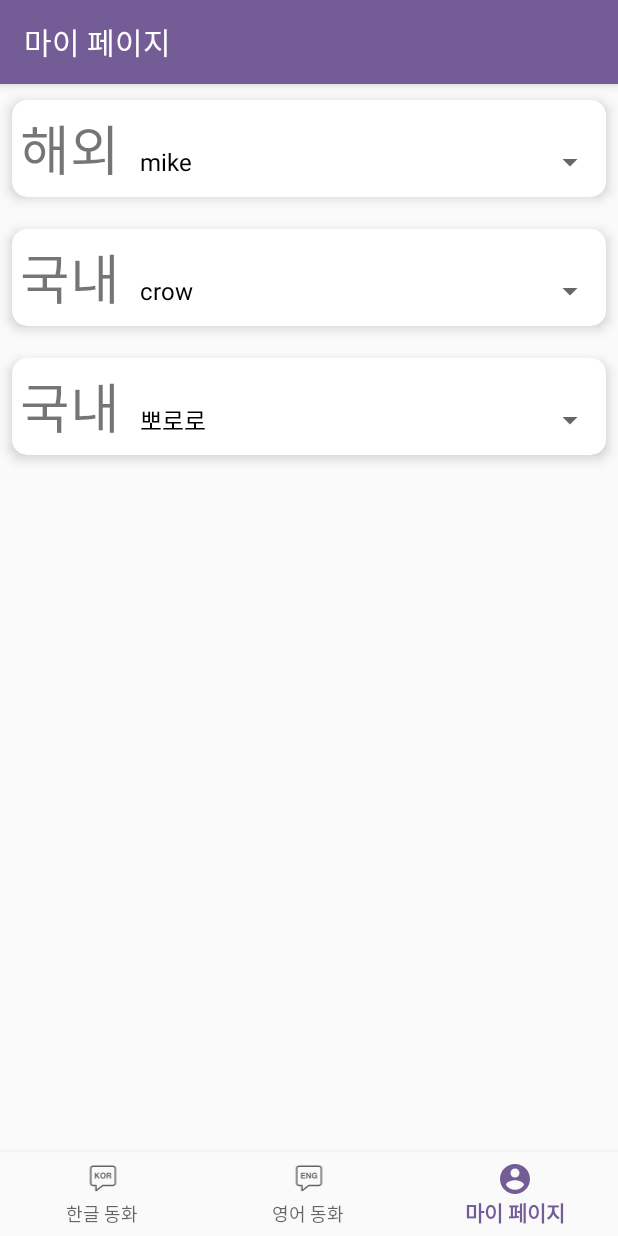
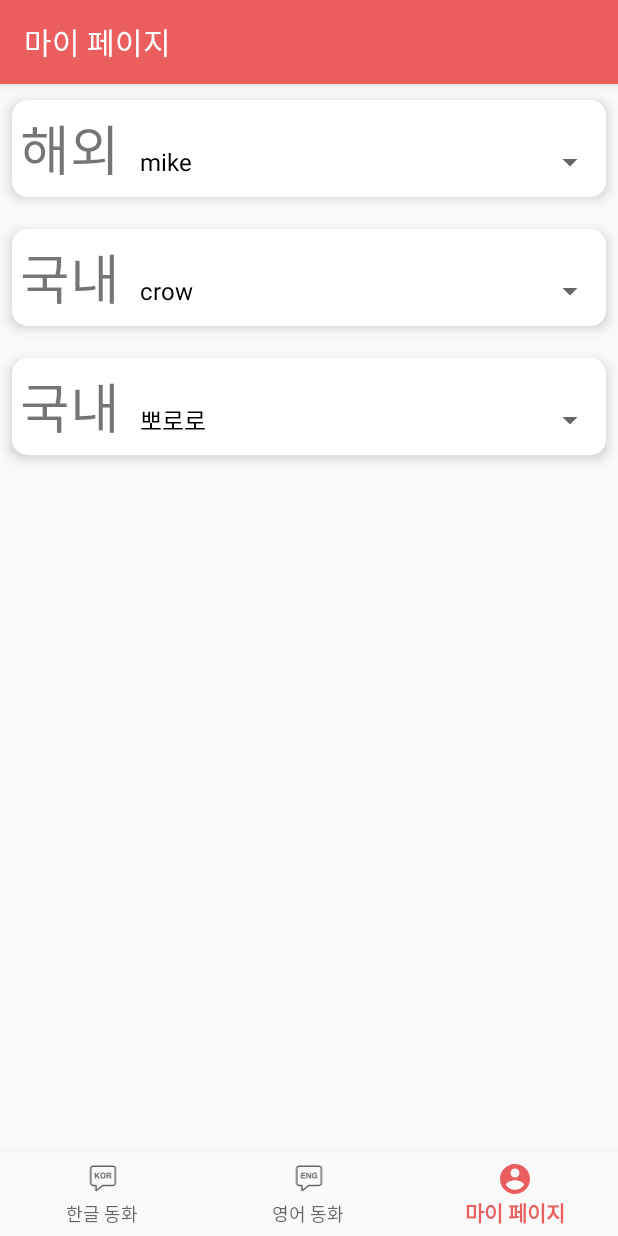
Before and after one commit to teetee6/P_project_code, an Android app: the screen it shows after launch (MainActivity), item 3 of the bottom bar chosen, on a phone screen of 412 x 824 dp. Run offline under Robolectric (Android 15) with nearby library versions, the phone set to English and light mode, and no system bars; our stand-ins replace navigation-ui; 1 statement that could not run was skipped.

Commit message:
change color set and setting loading page

```diff
--- a/app/src/main/java/org/techtown/myapplication/BookAdapter.java
+++ b/app/src/main/java/org/techtown/myapplication/BookAdapter.java
@@ -68,7 +68,7 @@ public class BookAdapter extends RecyclerView.Adapter<BookAdapter.ViewHolder> {
     static MediaPlayer player;
     static HashMap<String, String> serverData;
     static HashMap<String, String>[] serverDatas;
-    static String mood;
+    static String mood, lang;
     static String[] bookData, moodData;
     static boolean complete = false;
     static String tempName;
@@ -84,6 +84,7 @@ public class BookAdapter extends RecyclerView.Adapter<BookAdapter.ViewHolder> {
         List<BookItem> BookList;
         BookList = new ArrayList<BookItem>();
         try {
+            this.lang = lang;
             ViewHolder.CustomTask3 customTask3 = new ViewHolder.CustomTask3();
             serverDatas = customTask3.execute(lang).get();
             for (int i = 0; i < serverDatas.length; i++) {
@@ -229,14 +230,13 @@ public class BookAdapter extends RecyclerView.Adapter<BookAdapter.ViewHolder> {
 
                         try {
                             CustomTask customtask = new CustomTask();
-                            serverData = customtask.execute(mBookTempArray.get(position).getTitle_server()).get();
+                            String tempName = mBookTempArray.get(position).getTitle_server();
+                            serverData = customtask.execute(tempName).get();
                             bookData = (serverData.get("data")).split("\\$");
                             moodData = new String[bookData.length];
 
                             if (Environment.getExternalStorageState().equals(Environment.MEDIA_MOUNTED)) {
                                 try {
-                                    String tempName = "rabbit";//TODO: get this programmatically
-
                                     File dir = new File(Environment.getExternalStorageDirectory() + "/TTS/" + tempName);
                                     if (!dir.exists()) {
                                         dir.mkdirs();
@@ -271,7 +271,7 @@ public class BookAdapter extends RecyclerView.Adapter<BookAdapter.ViewHolder> {
                     } else {
                         btnDown.setBackgroundResource(R.mipmap.ic_action_file_download);
                         down = false;
-                        File dir = new File(Environment.getExternalStorageDirectory() + "/TTS/" + "rabbit");//TODO: get this from bookItem
+                        File dir = new File(Environment.getExternalStorageDirectory() + "/TTS/" + tempName);
                         if (dir.isDirectory()) {
                             String[] children = dir.list();
                             for (int i = 0; i < children.length; i++) {
@@ -520,7 +520,7 @@ public class BookAdapter extends RecyclerView.Adapter<BookAdapter.ViewHolder> {
                     try {
                         requestdata.put("apiId", R.string.apiId);
                         requestdata.put("apiKey", R.string.apiKey);
-                        requestdata.put("lang", "kor");//TODO: set type programmatically
+                        requestdata.put("lang", lang);
                         requestdata.put("reqText", sendMsg);
                         Log.d("error", "json");
 
@@ -646,7 +646,6 @@ public class BookAdapter extends RecyclerView.Adapter<BookAdapter.ViewHolder> {
             builder.setPositiveButton("저장 후 돌아가기", new DialogInterface.OnClickListener() {       // 돌아갈 땐, " serverData에 changed_data(변환된 문장)만 반환합니다 "
                 @Override
                 public void onClick(DialogInterface dialog, int which) {
-                    // TODO Auto-generated method stub
                     if (serverData.containsKey("changed_data")) {
                         serverData.remove("changed_data");  ////
                     }
--- /dev/null
+++ b/app/src/main/java/org/techtown/myapplication/LoadingActivity.java
@@ -0,0 +1,28 @@
+package org.techtown.myapplication;
+
+import android.app.Activity;
+import android.content.Intent;
+import android.os.Bundle;
+import android.os.Handler;
+import androidx.annotation.Nullable;
+
+public class LoadingActivity extends Activity {
+
+    @Override
+    protected void onCreate(@Nullable Bundle savedInstanceState) {
+        super.onCreate(savedInstanceState);
+
+        setContentView(R.layout.loading);
+        String email, pw;
+        final int type;
+        Handler handler = new Handler();
+        handler.postDelayed(new Runnable() {
+            @Override
+            public void run() {
+                Intent intent = new Intent(getBaseContext(), MainActivity.class);
+                startActivity(intent);
+                finish();
+            }
+        }, 2000);
+    }
+}
--- a/app/src/main/res/layout/cardview.xml
+++ b/app/src/main/res/layout/cardview.xml
@@ -19,7 +19,8 @@
     <LinearLayout
         android:id="@+id/card1"
         android:layout_width="match_parent"
-        android:layout_height="match_parent">
+        android:layout_height="match_parent"
+        android:background="@color/colorAccent">
 
         <androidx.constraintlayout.widget.ConstraintLayout
             android:id="@+id/cardView"
--- /dev/null
+++ b/app/src/main/res/layout/loading.xml
@@ -0,0 +1,4 @@
+<?xml version="1.0" encoding="utf-8"?>
+<androidx.constraintlayout.widget.ConstraintLayout xmlns:android="http://schemas.android.com/apk/res/android"
+    android:orientation="vertical" android:layout_width="match_parent"
+    android:layout_height="match_parent"/>
--- a/app/src/main/res/values/colors.xml
+++ b/app/src/main/res/values/colors.xml
@@ -1,7 +1,7 @@
 <?xml version="1.0" encoding="utf-8"?>
 <resources>
-    <color name="colorPrimary">#745c97</color>
-    <color name="colorPrimaryDark">#39375b</color>
-    <color name="colorAccent">#f5b0cb</color>
-    <color name="colorNone">#e5dfdf</color>
+    <color name="colorPrimary">#ea5e5e</color>
+    <color name="colorPrimaryDark">#bd574e</color>
+    <color name="colorAccent">#f6f5f5</color>
+    <color name="colorNone">#e6dbd9</color>
 </resources>
--- a/app/src/main/res/values/styles.xml
+++ b/app/src/main/res/values/styles.xml
@@ -8,4 +8,11 @@
         <item name="colorAccent">@color/colorAccent</item>
     </style>
 
+    <style name="loadTheme" parent="Theme.AppCompat.Light.NoActionBar">
+        <item name="android:windowBackground">@drawable/loading_img</item>
+        <item name="colorPrimary">@color/colorPrimary</item>
+        <item name="colorPrimaryDark">@color/colorPrimaryDark</item>
+        <item name="colorAccent">@color/colorAccent</item>
+    </style>
+
 </resources>
```
Also changed, not shown: app/src/main/AndroidManifest.xml (+7 -2 lines), 1 other file.
